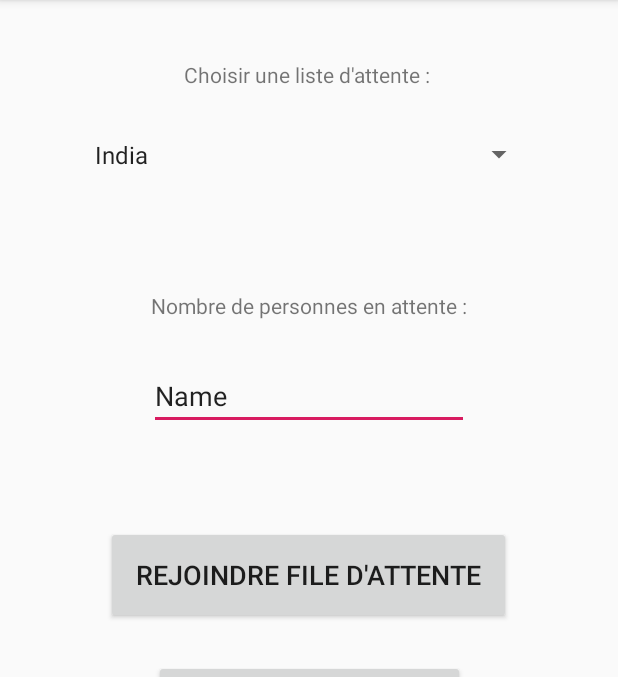
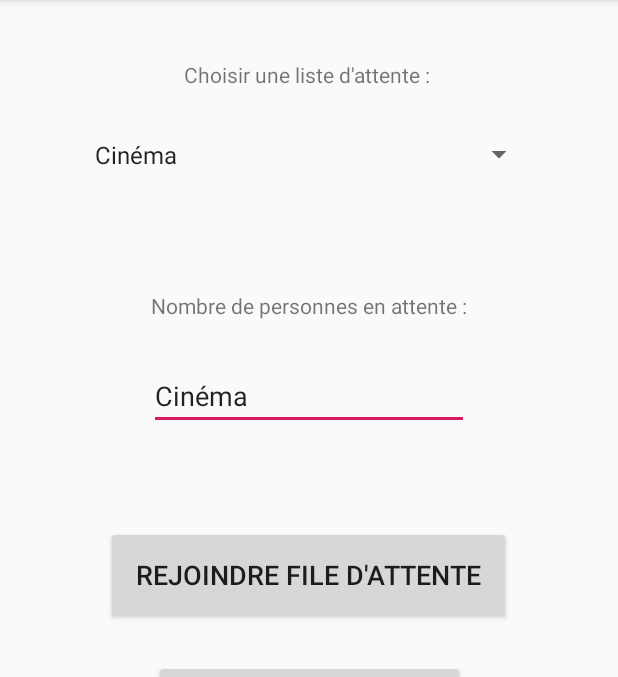
Before and after one commit to LucasAubron/PS6-connected-object-Create-a-new-team, an Android app: the screen it shows after launch (MainActivity), on a phone screen of 412 x 824 dp, the part 84-761 px from its top. Run offline under Robolectric (Android 15) with nearby library versions, the phone set to English and light mode, and no system bars.

Commit message:
#1 Implémentation d'une méthode permettant de modifier la valeur de la file d'attente sélectionné

```diff
--- a/PS6finalandroid/app/src/main/java/fr/etudes/ps6finalandroid/activities/MainActivity.java
+++ b/PS6finalandroid/app/src/main/java/fr/etudes/ps6finalandroid/activities/MainActivity.java
@@ -5,8 +5,10 @@ import android.os.Bundle;
 import android.view.View;
 import android.widget.AdapterView;
 import android.widget.ArrayAdapter;
+import android.widget.EditText;
 import android.widget.ListView;
 import android.widget.Spinner;
+import android.widget.TextView;
 import android.widget.Toast;
 
 import java.util.ArrayList;
@@ -18,8 +20,8 @@ public class MainActivity extends AppCompatActivity implements
         AdapterView.OnItemSelectedListener {
 
     Spinner spinner;
-    View nom_file;
-    String[] country = {"India", "USA", "China", "Japan", "Other"};
+    String[] listes_fileAttente = {"Cinéma", "Stage Airbus", "Dentiste"};
+
 
 
     @Override
@@ -39,7 +41,7 @@ public class MainActivity extends AppCompatActivity implements
         ArrayAdapter adapter = new ArrayAdapter(
                 this,
                 android.R.layout.simple_spinner_item,
-                country
+                listes_fileAttente
         );
 
         /* On definit une présentation du spinner quand il est déroulé         (android.R.layout.simple_spinner_dropdown_item) */
@@ -50,7 +52,9 @@ public class MainActivity extends AppCompatActivity implements
 
     @Override
     public void onItemSelected(AdapterView<?> parent, View view, int position, long id) {
-        Toast.makeText(getApplicationContext(),country[position] , Toast.LENGTH_LONG).show();
+        Toast.makeText(getApplicationContext(),listes_fileAttente[position] , Toast.LENGTH_LONG).show();
+        EditText editText = findViewById(R.id.txt_name);
+        editText.setText(listes_fileAttente[position]);
     }
 
     @Override
```
Also changed, not shown: PS6finalandroid/app/src/main/java/fr/etudes/ps6finalandroid/MainActivity.java (deleted, +0 -62 lines).
